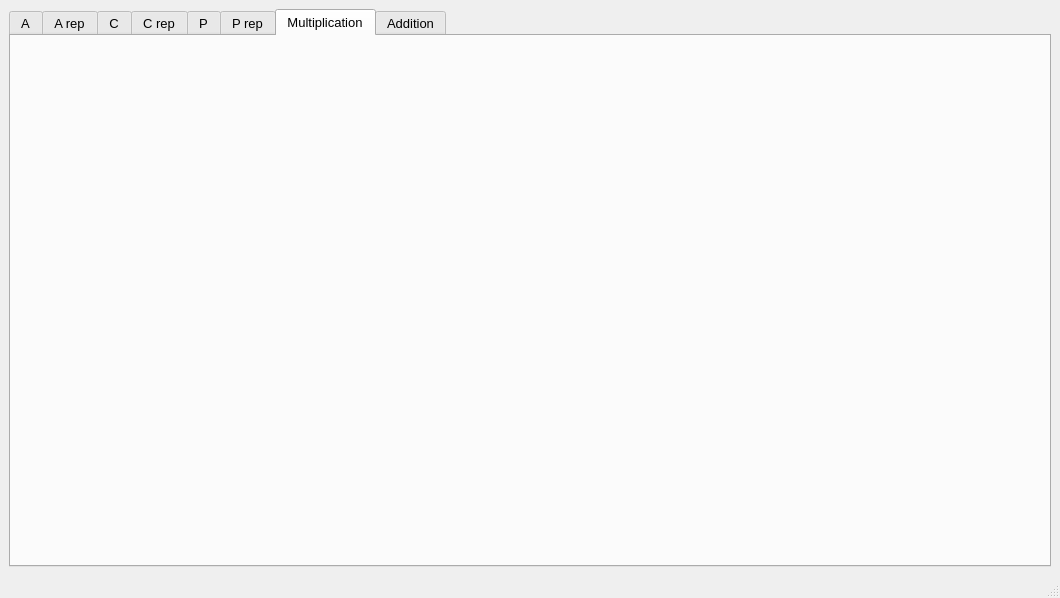
Qt form combo.ui (ZyNordd/Laba2) before a commit.
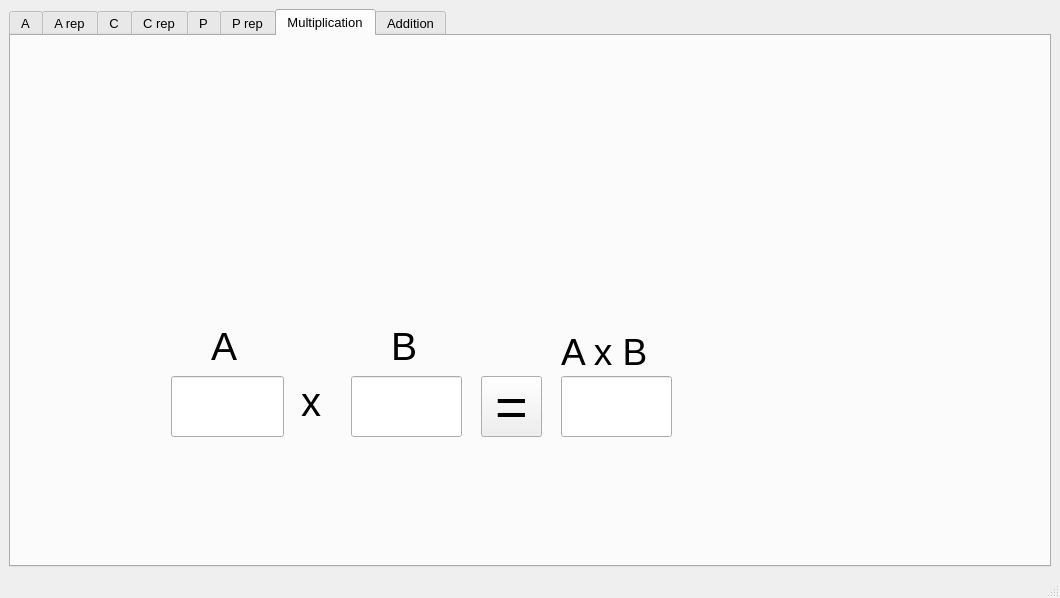
The same form after that commit. The open tabs and pages were chosen to show the change.

Patch:
```diff
--- a/combo.ui
+++ b/combo.ui
@@ -600,6 +600,126 @@
        <attribute name="title">
         <string>Multiplication</string>
        </attribute>
+       <widget class="QLineEdit" name="lineEdit_answerMulti">
+        <property name="geometry">
+         <rect>
+          <x>550</x>
+          <y>340</y>
+          <width>111</width>
+          <height>61</height>
+         </rect>
+        </property>
+       </widget>
+       <widget class="QLabel" name="label_A_Multi">
+        <property name="geometry">
+         <rect>
+          <x>200</x>
+          <y>270</y>
+          <width>51</width>
+          <height>81</height>
+         </rect>
+        </property>
+        <property name="font">
+         <font>
+          <pointsize>29</pointsize>
+         </font>
+        </property>
+        <property name="text">
+         <string>А</string>
+        </property>
+       </widget>
+       <widget class="QLineEdit" name="lineEdit_secondMulti">
+        <property name="geometry">
+         <rect>
+          <x>340</x>
+          <y>340</y>
+          <width>111</width>
+          <height>61</height>
+         </rect>
+        </property>
+       </widget>
+       <widget class="QLineEdit" name="lineEdit_firstMulti">
+        <property name="geometry">
+         <rect>
+          <x>160</x>
+          <y>340</y>
+          <width>113</width>
+          <height>61</height>
+         </rect>
+        </property>
+       </widget>
+       <widget class="QLabel" name="label_B_Multi">
+        <property name="geometry">
+         <rect>
+          <x>380</x>
+          <y>270</y>
+          <width>51</width>
+          <height>81</height>
+         </rect>
+        </property>
+        <property name="font">
+         <font>
+          <pointsize>29</pointsize>
+         </font>
+        </property>
+        <property name="text">
+         <string>B</string>
+        </property>
+       </widget>
+       <widget class="QLabel" name="label_AB_Multi">
+        <property name="geometry">
+         <rect>
+          <x>550</x>
+          <y>290</y>
+          <width>181</width>
+          <height>51</height>
+         </rect>
+        </property>
+        <property name="font">
+         <font>
+          <pointsize>28</pointsize>
+         </font>
+        </property>
+        <property name="text">
+         <string>A х B</string>
+        </property>
+       </widget>
+       <widget class="QLabel" name="label_Multi">
+        <property name="geometry">
+         <rect>
+          <x>290</x>
+          <y>310</y>
+          <width>41</width>
+          <height>111</height>
+         </rect>
+        </property>
+        <property name="font">
+         <font>
+          <pointsize>30</pointsize>
+         </font>
+        </property>
+        <property name="text">
+         <string>х</string>
+        </property>
+       </widget>
+       <widget class="QPushButton" name="pushButton_equalMulti">
+        <property name="geometry">
+         <rect>
+          <x>470</x>
+          <y>340</y>
+          <width>61</width>
+          <height>61</height>
+         </rect>
+        </property>
+        <property name="font">
+         <font>
+          <pointsize>42</pointsize>
+         </font>
+        </property>
+        <property name="text">
+         <string>=</string>
+        </property>
+       </widget>
       </widget>
       <widget class="QWidget" name="Addition">
        <attribute name="title">
```
Left out of the diff: 122 changed lines with no effect on the pictures.
